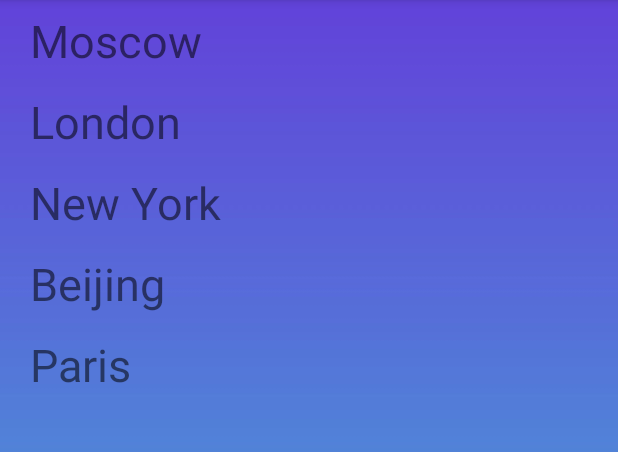
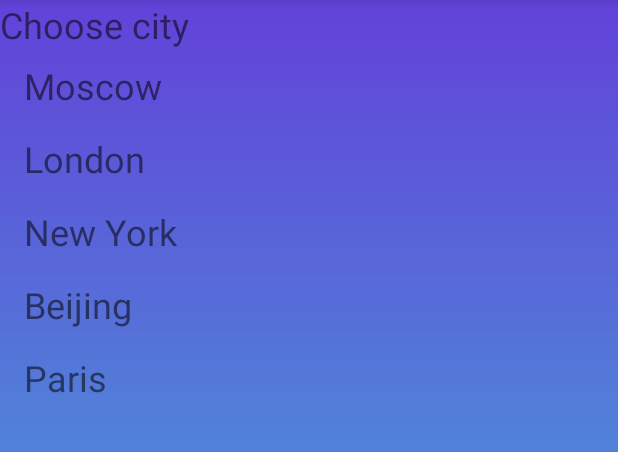
Before and after one commit to szareckii/MyWeatherWithFragment, an Android app: the screen it shows after launch (MainActivity), on a phone screen of 412 x 824 dp, the part 84-536 px from its top. Run offline under Robolectric (Android 15) with nearby library versions, the phone set to English and light mode, and no system bars.

Commit message:
HomeWork6.1 RecycleView in choose city

```diff
--- a/app/build.gradle
+++ b/app/build.gradle
@@ -24,9 +24,10 @@ android {
 
 dependencies {
     implementation fileTree(dir: "libs", include: ["*.jar"])
-    implementation 'androidx.appcompat:appcompat:1.1.0'
+    implementation 'androidx.appcompat:appcompat:1.2.0'
     implementation 'androidx.constraintlayout:constraintlayout:1.1.3'
     implementation 'androidx.legacy:legacy-support-v4:1.0.0'
+    implementation "androidx.recyclerview:recyclerview:1.1.0"
     testImplementation 'junit:junit:4.12'
     androidTestImplementation 'androidx.test.ext:junit:1.1.1'
     androidTestImplementation 'androidx.test.espresso:espresso-core:3.2.0'
--- a/app/src/main/java/com/geekbrains/myweatherv3/CitiesFragment.java
+++ b/app/src/main/java/com/geekbrains/myweatherv3/CitiesFragment.java
@@ -3,22 +3,37 @@ package com.geekbrains.myweatherv3;
 import android.content.Intent;
 import android.content.res.Configuration;
 import android.os.Bundle;
+import android.util.Log;
 import android.view.LayoutInflater;
 import android.view.View;
 import android.view.ViewGroup;
 import android.widget.LinearLayout;
 import android.widget.TextView;
+import android.widget.Toast;
+
 import androidx.annotation.NonNull;
 
 import androidx.fragment.app.Fragment;
+import androidx.fragment.app.FragmentActivity;
 import androidx.fragment.app.FragmentTransaction;
+import androidx.recyclerview.widget.LinearLayoutManager;
+import androidx.recyclerview.widget.RecyclerView;
 
+import java.lang.reflect.Array;
+import java.util.ArrayList;
+import java.util.Arrays;
 import java.util.Objects;
 
 import static com.geekbrains.myweatherv3.WeatherFragment.PARCEL;
 
 // Фрагмент выбора города из списка
-public class CitiesFragment extends Fragment {
+public class CitiesFragment extends Fragment  implements IRVOnItemClick{
+    private static final String TAG = "myLogs";
+    View rootView;
+    private RecyclerView recyclerView;
+    private RecyclerDataAdapter adapter;
+    private ArrayList<String> listData;
+
     boolean isExistWheather;
     Parcel currentParcel;
 
@@ -26,21 +41,53 @@ public class CitiesFragment extends Fragment {
     @Override
     public View onCreateView(LayoutInflater inflater, ViewGroup container,
                              Bundle savedInstanceState) {
-        return inflater.inflate(R.layout.fragment_list, container, false);
+        rootView = inflater.inflate(R.layout.fragment_list, container, false);
+        findViews();
+        setupRecyclerView();
+        Log.d(TAG, "CitiesFragment. onCreateView()");
+        return rootView;
+    }
+
+    private void findViews() {
+        recyclerView = rootView.findViewById(R.id.recyclerView);
+    }
+
+    private void setupRecyclerView() {
+
+        String[] cities = getResources().getStringArray(R.array.cities);
+        ArrayList<String> listData = new ArrayList<>(Arrays.asList(cities));
+
+        recyclerView.setHasFixedSize(true);
+        LinearLayoutManager layoutManager = new LinearLayoutManager(getActivity());
+        adapter = new RecyclerDataAdapter(listData, this);
+        recyclerView.setLayoutManager(layoutManager);
+        recyclerView.setAdapter(adapter);
     }
 
     @Override
     public void onViewCreated(@NonNull View view, Bundle savedInstanceState) {
         super.onViewCreated(view, savedInstanceState);
-        initList(view);
+
     }
 
-    // activity создана, можно к ней обращаться. Выполним начальные действия
+    @Override
+    public void onItemClicked(String itemText) {
+//        Toast.makeText(getActivity(), itemText, Toast.LENGTH_SHORT).show();
+        Log.d(TAG, "RecyclerDataAdapter. setOnClickForItem() - " + itemText);
+        boolean visibleWind = currentParcel.isVisibleWind();
+        boolean visiblePressure = currentParcel.isVisiblePressure();
+        int countHoursBetweenForecasts = currentParcel.getCountHoursBetweenForecasts();
+        currentParcel = new Parcel(itemText, visibleWind, visiblePressure, countHoursBetweenForecasts);
+        showWeather(currentParcel);
+
+    }
+
+//     activity создана, можно к ней обращаться. Выполним начальные действия
     @Override
     public void onActivityCreated(Bundle savedInstanceState) {
         super.onActivityCreated(savedInstanceState);
 
-        // Определение, можно ли будет расположить рядом герб в другом фрагменте
+        // Определение, можно ли будет расположить рядом погоду в другом фрагменте
         isExistWheather = getResources().getConfiguration().orientation
                 == Configuration.ORIENTATION_LANDSCAPE;
 
@@ -68,35 +115,38 @@ public class CitiesFragment extends Fragment {
     }
 
     // создаем список городов на экране из массива в ресурсах
-    private void initList(View view) {
-        LinearLayout layoutView = (LinearLayout)view;
-        String[] cities = getResources().getStringArray(R.array.cities);
-
-        // В этом цикле создаем элемент TextView,
-        // заполняем его значениями,
-        // и добавляем на экран.
-        // Кроме того, создаем обработку касания на элемент
-        for(int i=0; i < cities.length; i++){
-            String city = cities[i];
-            TextView tv = new TextView(getContext());
-            tv.setText(city);
-            tv.setTextSize(30);
-            tv.setPadding(30,10,0,10);
-            layoutView.addView(tv);
-            final int fi = i;
-            tv.setOnClickListener(new View.OnClickListener() {
-                @Override
-                public void onClick(View v) {
-                    boolean visibleWind = currentParcel.isVisibleWind();
-                    boolean visiblePressure = currentParcel.isVisiblePressure();
-                    int countHoursBetweenForecasts = currentParcel.getCountHoursBetweenForecasts();
-                    currentParcel = new Parcel(getResources().getStringArray(R.array.cities)[fi], visibleWind, visiblePressure, countHoursBetweenForecasts);
-//                    currentParcel = new Parcel(getResources().getStringArray(R.array.cities)[fi], true, true, 3);
-                    showWeather(currentParcel);
-                }
-            });
-        }
-    }
+//    private void initList(View view) {
+//        LinearLayout layoutView = (LinearLayout)view;
+//        String[] cities = getResources().getStringArray(R.array.cities);
+//
+//        // При помощи этого объекта будем доставать элементы, спрятанные в
+//        LayoutInflater ltInflater = getLayoutInflater();
+//
+//        // В этом цикле создаем элемент TextView,
+//        // заполняем его значениями,
+//        // и добавляем на экран.
+//        // Кроме того, создаем обработку касания на элемент
+//        for(int i=0; i < cities.length; i++){
+//            String city = cities[i];
+//            TextView tv = new TextView(getContext());
+//            tv.setText(city);
+//            tv.setTextSize(30);
+//            tv.setPadding(30,10,0,10);
+//            layoutView.addView(tv);
+//            final int fi = i;
+//
+//            tv.setOnClickListener(new View.OnClickListener() {
+//                @Override
+//                public void onClick(View v) {
+//                    boolean visibleWind = currentParcel.isVisibleWind();
+//                    boolean visiblePressure = currentParcel.isVisiblePressure();
+//                    int countHoursBetweenForecasts = currentParcel.getCountHoursBetweenForecasts();
+//                    currentParcel = new Parcel(getResources().getStringArray(R.array.cities)[fi], visibleWind, visiblePressure, countHoursBetweenForecasts);
+//                    showWeather(currentParcel);
+//                }
+//            });
+//        }
+//    }
 
 
     // Показать погоду. Если возможно, то показать рядом со списком,
--- /dev/null
+++ b/app/src/main/java/com/geekbrains/myweatherv3/IRVOnItemClick.java
@@ -0,0 +1,5 @@
+package com.geekbrains.myweatherv3;
+
+public interface IRVOnItemClick {
+    void onItemClicked(String itemText);
+}
--- a/app/src/main/java/com/geekbrains/myweatherv3/MainActivity.java
+++ b/app/src/main/java/com/geekbrains/myweatherv3/MainActivity.java
@@ -1,10 +1,10 @@
 package com.geekbrains.myweatherv3;
 
 import androidx.appcompat.app.AppCompatActivity;
-
 import android.os.Bundle;
 
 public class MainActivity extends AppCompatActivity {
+    private static final String TAG = "myLogs";
 
     @Override
     protected void onCreate(Bundle savedInstanceState) {
--- a/app/src/main/java/com/geekbrains/myweatherv3/NonNull.java
+++ /dev/null
@@ -1,4 +0,0 @@
-package com.geekbrains.myweatherv3;
-
-public @interface NonNull {
-}
--- /dev/null
+++ b/app/src/main/java/com/geekbrains/myweatherv3/RecyclerDataAdapter.java
@@ -0,0 +1,68 @@
+package com.geekbrains.myweatherv3;
+
+import android.util.Log;
+import android.view.LayoutInflater;
+import android.view.View;
+import android.view.ViewGroup;
+import android.widget.TextView;
+
+import androidx.annotation.NonNull;
+import androidx.recyclerview.widget.RecyclerView;
+
+import java.util.ArrayList;
+
+public class RecyclerDataAdapter extends RecyclerView.Adapter<RecyclerDataAdapter.ViewHolder> {
+    private ArrayList<String> data;
+    private IRVOnItemClick onItemClickCallback;
+    private static final String TAG = "myLogs";
+
+    public RecyclerDataAdapter(ArrayList<String> data, IRVOnItemClick onItemClickCallback) {
+        this.data = data;
+        this.onItemClickCallback = onItemClickCallback;
+    }
+
+    @NonNull
+    @Override
+    public ViewHolder onCreateViewHolder(@NonNull ViewGroup parent, int viewType) {
+        View view = LayoutInflater.from(parent.getContext()).inflate(R.layout.item_rv_layout, parent,
+                false);
+        return new ViewHolder(view);
+    }
+
+    @Override
+    public void onBindViewHolder(@NonNull ViewHolder holder, int position) {
+        String text = data.get(position);
+
+        holder.setTextToTextView(text);
+        holder.setOnClickForItem(text);
+    }
+
+    @Override
+    public int getItemCount() {
+        return data == null ? 0 : data.size();
+    }
+
+    class ViewHolder extends RecyclerView.ViewHolder {
+        private TextView textView;
+
+        public ViewHolder(@NonNull View itemView) {
+            super(itemView);
+            textView = itemView.findViewById(R.id.itemTextView);
+        }
+
+        void setTextToTextView(String text) {
+            textView.setText(text);
+        }
+
+        void setOnClickForItem(final String text) {
+            textView.setOnClickListener(new View.OnClickListener() {
+                @Override
+                public void onClick(View view) {
+                    if(onItemClickCallback != null) {
+                        onItemClickCallback.onItemClicked(text);
+                    }
+                }
+            });
+        }
+    }
+}
--- a/app/src/main/java/com/geekbrains/myweatherv3/WeatherFragment.java
+++ b/app/src/main/java/com/geekbrains/myweatherv3/WeatherFragment.java
@@ -84,6 +84,7 @@ public class WeatherFragment extends Fragment {
         f.setArguments(args);
         return f;
     }
+
 
     // Получить посылку из параметра
     public Parcel getParcel() {
--- a/app/src/main/res/layout-land/activity_main.xml
+++ b/app/src/main/res/layout-land/activity_main.xml
@@ -13,14 +13,14 @@
         android:name="com.geekbrains.myweatherv3.CitiesFragment"
         android:layout_width="0px"
         android:layout_height="match_parent"
-        android:layout_weight="2" />
+        android:layout_weight="3" />
 
     <!-- Здесь будет погода выбранного города -->
     <FrameLayout
         android:id="@+id/coat_of_arms"
         android:layout_width="0px"
         android:layout_height="match_parent"
-        android:layout_weight="3"
+        android:layout_weight="6"
         android:background="?android:attr/detailsElementBackground"/>
 
 </LinearLayout>
--- a/app/src/main/res/layout/activity_main.xml
+++ b/app/src/main/res/layout/activity_main.xml
@@ -1,15 +1,18 @@
 <?xml version="1.0" encoding="utf-8"?>
 <!-- это макет для портретной ориентации -->
 <LinearLayout xmlns:android="http://schemas.android.com/apk/res/android"
+    xmlns:tools="http://schemas.android.com/tools"
     android:orientation="horizontal"
     android:layout_width="match_parent"
     android:background="@drawable/background"
     android:layout_height="match_parent">
 
     <!-- в портретной ориентации у activity только один фрагмент -->
-    <FrameLayout xmlns:android="http://schemas.android.com/apk/res/android"
+    <FrameLayout
+        android:id="@+id/container"
         android:layout_width="match_parent"
-        android:layout_height="match_parent">
+        android:layout_height="match_parent"
+        tools:ignore="UselessParent">
         <fragment
             android:name="com.geekbrains.myweatherv3.CitiesFragment"
             android:id="@+id/cities"
--- a/app/src/main/res/layout/fragment_list.xml
+++ b/app/src/main/res/layout/fragment_list.xml
@@ -1,5 +1,28 @@
 <?xml version="1.0" encoding="utf-8"?>
 <LinearLayout xmlns:android="http://schemas.android.com/apk/res/android"
-    android:orientation="vertical" android:layout_width="match_parent"
+    xmlns:app="http://schemas.android.com/apk/res-auto"
+    android:orientation="vertical"
+    android:layout_width="match_parent"
     android:layout_height="match_parent">
+
+    <TextView
+        android:id="@+id/chooseYourCity"
+        android:layout_width="wrap_content"
+        android:layout_height="wrap_content"
+        android:text="@string/choose_city"
+        android:textSize="@dimen/sizeTextItem"
+        app:layout_constraintBottom_toBottomOf="parent"
+        app:layout_constraintEnd_toEndOf="parent"
+        app:layout_constraintStart_toStartOf="parent"
+        app:layout_constraintTop_toTopOf="parent" />
+
+    <androidx.recyclerview.widget.RecyclerView
+        android:id="@+id/recyclerView"
+        android:layout_width="match_parent"
+        android:layout_height="match_parent"
+        app:layout_constraintTop_toTopOf="parent"
+        app:layout_constraintBottom_toBottomOf="parent"
+        app:layout_constraintStart_toStartOf="parent"
+        app:layout_constraintEnd_toEndOf="parent"/>
+
 </LinearLayout>
--- /dev/null
+++ b/app/src/main/res/layout/item_rv_layout.xml
@@ -0,0 +1,24 @@
+<?xml version="1.0" encoding="utf-8"?>
+<FrameLayout xmlns:android="http://schemas.android.com/apk/res/android"
+    xmlns:tools="http://schemas.android.com/tools"
+    android:foreground="?android:attr/selectableItemBackground"
+    android:id="@+id/listItemLayout"
+    android:layout_width="match_parent"
+    android:layout_height="wrap_content">
+
+    <TextView
+        android:id="@+id/itemTextView"
+        android:layout_width="match_parent"
+        android:layout_height="wrap_content"
+        android:background="?attr/selectableItemBackground"
+        android:textSize="@dimen/sizeTextItem"
+        android:paddingStart="16dp"
+        android:paddingEnd="16dp"
+        android:paddingTop="8dp"
+        android:paddingBottom="8dp"
+        android:lines="1"
+        android:ellipsize="end"
+        tools:text="@string/itemTextInRV"
+        tools:ignore="UnusedAttribute" />
+
+</FrameLayout>
--- /dev/null
+++ b/app/src/main/res/values/dimens.xml
@@ -0,0 +1,4 @@
+<?xml version="1.0" encoding="utf-8"?>
+<resources>
+    <dimen name="sizeTextItem">24sp</dimen>
+</resources>
--- a/app/src/main/res/values/strings.xml
+++ b/app/src/main/res/values/strings.xml
@@ -52,4 +52,6 @@
     <string name="todoImageWithBack">Image Back</string>
     <string name="todoImageWithOk">Image OK</string>
     <string name="weather_from_yandex">Weather From Yandex</string>
+    <string name="itemTextInRV">Item text</string>
+    <string name="choose_city">Сhoose city</string>
 </resources>
```
Also changed, not shown: 1 other file.
